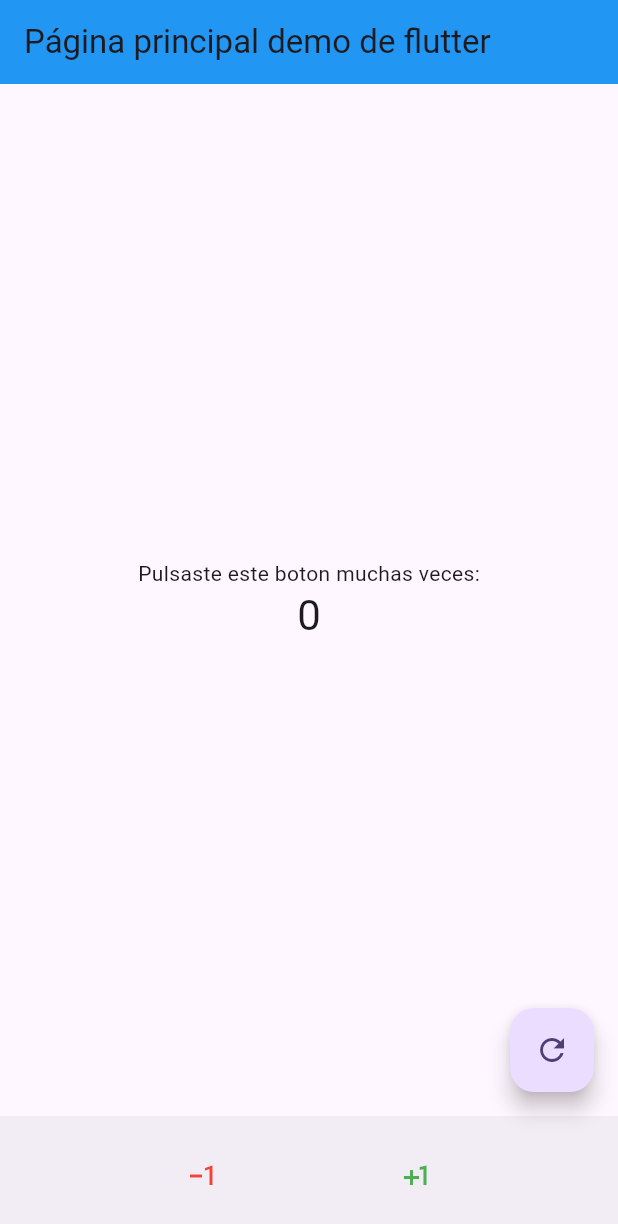
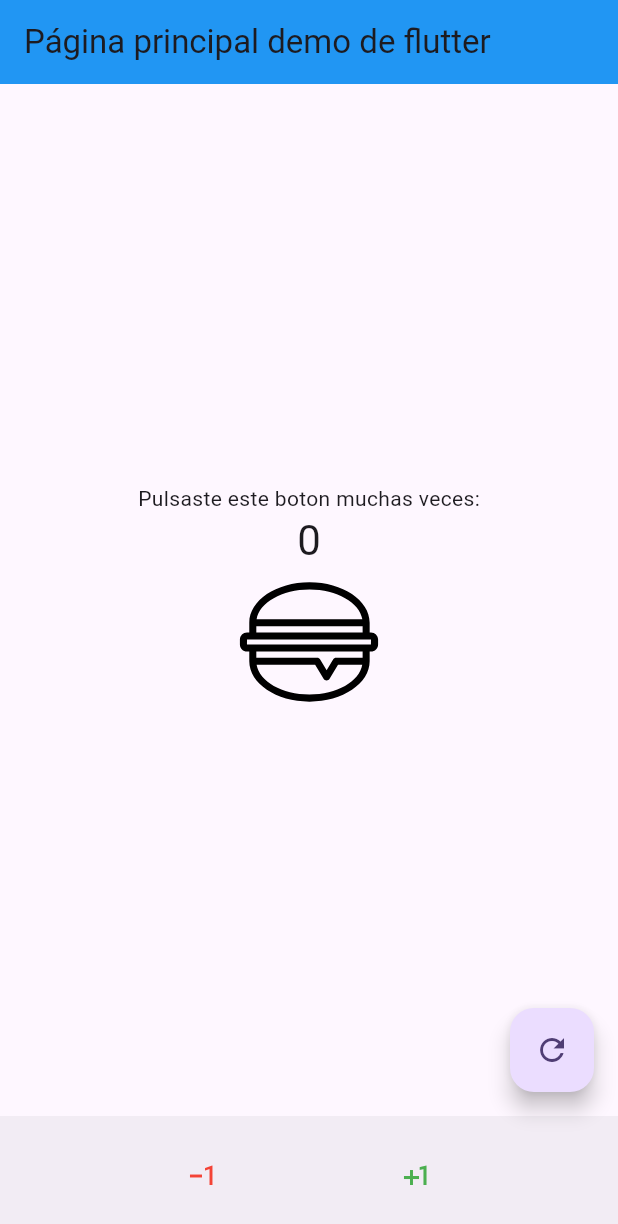
Before and after one commit to KevinATJ/3479A321_2022479006, a Flutter app: the screen it shows after launch, on a phone screen of 412 x 824 dp. Shown: the top 1224 px of the screen. Run offline on Flutter 3.47's test engine with Material 3 defaults, Android fonts, the phone set to English and light mode, and no system bars; our stand-ins replace flutter_svg.

Commit message:
todo hasta el punto 3

```diff
--- a/lib/main.dart
+++ b/lib/main.dart
@@ -1,4 +1,5 @@
 import 'package:flutter/material.dart';
+import 'package:flutter_svg/flutter_svg.dart';
 
 void main() {
   runApp(const MyApp());
@@ -57,13 +58,11 @@ class MyHomePage extends StatefulWidget {
 class _MyHomePageState extends State<MyHomePage> {
   int _counter = 0;
 
+  String iconPath = 'assets/icons/Hamburguesa.svg';
+
   void _incrementCounter() {
     setState(() {
-      // This call to setState tells the Flutter framework that something has
-      // changed in this State, which causes it to rerun the build method below
-      // so that the display can reflect the updated values. If we changed
-      // _counter without calling setState(), then the build method would not be
-      // called again, and so nothing would appear to happen.
+
       _counter++;
     });
   }
@@ -104,17 +103,10 @@ class _MyHomePageState extends State<MyHomePage> {
 
   @override
   Widget build(BuildContext context) {
-    // This method is rerun every time setState is called, for instance as done
-    // by the _incrementCounter method above.
-    //
-    // The Flutter framework has been optimized to make rerunning build methods
-    // fast, so that you can just rebuild anything that needs updating rather
-    // than having to individually change instances of widgets.
+
     return Scaffold(
       appBar: AppBar(
-        // TRY THIS: Try changing the color here to a specific color (to
-        // Colors.amber, perhaps?) and trigger a hot reload to see the AppBar
-        // change color while the other colors stay the same.
+
         backgroundColor: Colors.blue,
         // Here we take the value from the MyHomePage object that was created by
         // the App.build method, and use it to set our appbar title.
@@ -124,19 +116,7 @@ class _MyHomePageState extends State<MyHomePage> {
         // Center is a layout widget. It takes a single child and positions it
         // in the middle of the parent.
         child: Column(
-          // Column is also a layout widget. It takes a list of children and
-          // arranges them vertically. By default, it sizes itself to fit its
-          // children horizontally, and tries to be as tall as its parent.
-          //
-          // Column has various properties to control how it sizes itself and
-          // how it positions its children. Here we use mainAxisAlignment to
-          // center the children vertically; the main axis here is the vertical
-          // axis because Columns are vertical (the cross axis would be
-          // horizontal).
-          //
-          // TRY THIS: Invoke "debug painting" (choose the "Toggle Debug Paint"
-          // action in the IDE, or press "p" in the console), to see the
-          // wireframe for each widget.
+
           mainAxisAlignment: MainAxisAlignment.center,
           children: <Widget>[
             const Text(
@@ -146,6 +126,11 @@ class _MyHomePageState extends State<MyHomePage> {
               '$_counter',
               style: Theme.of(context).textTheme.headlineMedium,
             ),
+            SvgPicture.asset(
+              iconPath,
+              width: 100,
+              height: 100,
+            )
           ],
         ),
       ),
--- a/pubspec.yaml
+++ b/pubspec.yaml
@@ -35,6 +35,7 @@ dependencies:
   # The following adds the Cupertino Icons font to your application.
   # Use with the CupertinoIcons class for iOS style icons.
   cupertino_icons: ^1.0.8
+  flutter_svg: ^2.0.10+1
 
 dev_dependencies:
   flutter_test:
@@ -57,6 +58,9 @@ flutter:
   # included with your application, so that you can use the icons in
   # the material Icons class.
   uses-material-design: true
+
+  assets:
+    - assets/icons/
 
   # To add assets to your application, add an assets section, like this:
   # assets:
```
Also changed, not shown: assets/icons/Hamburguesa.svg (added), pubspec.lock.
